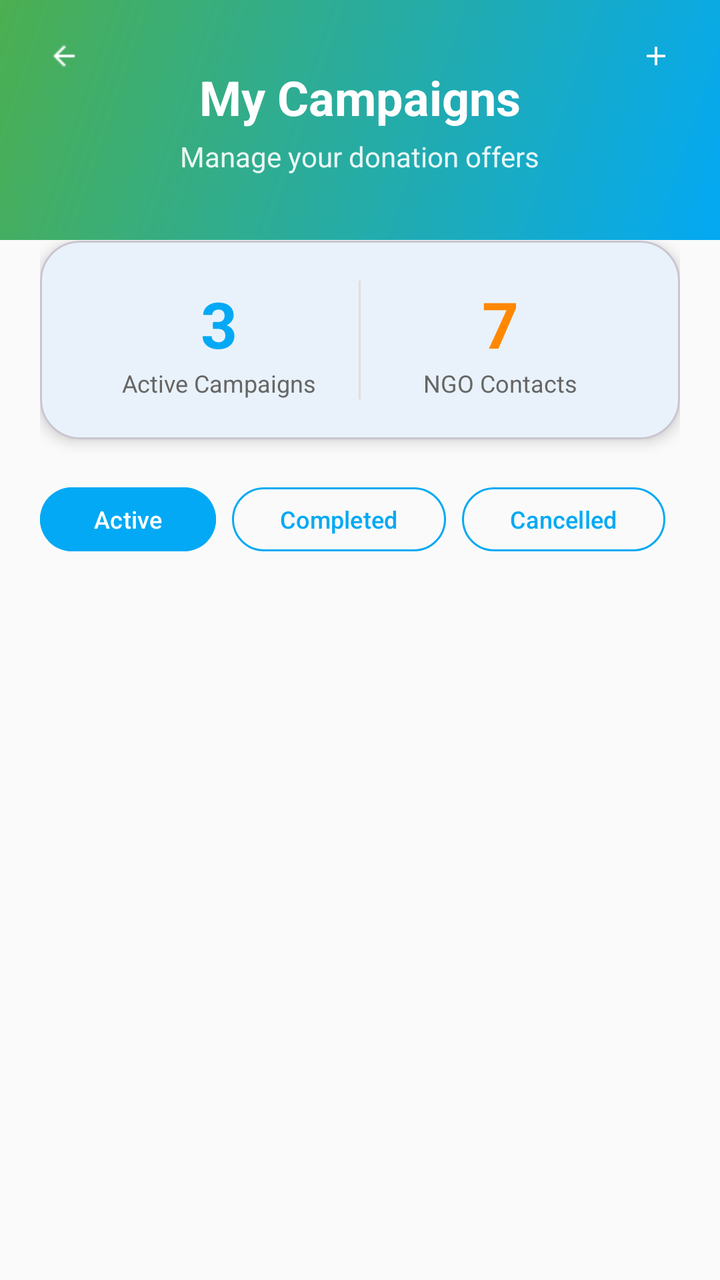
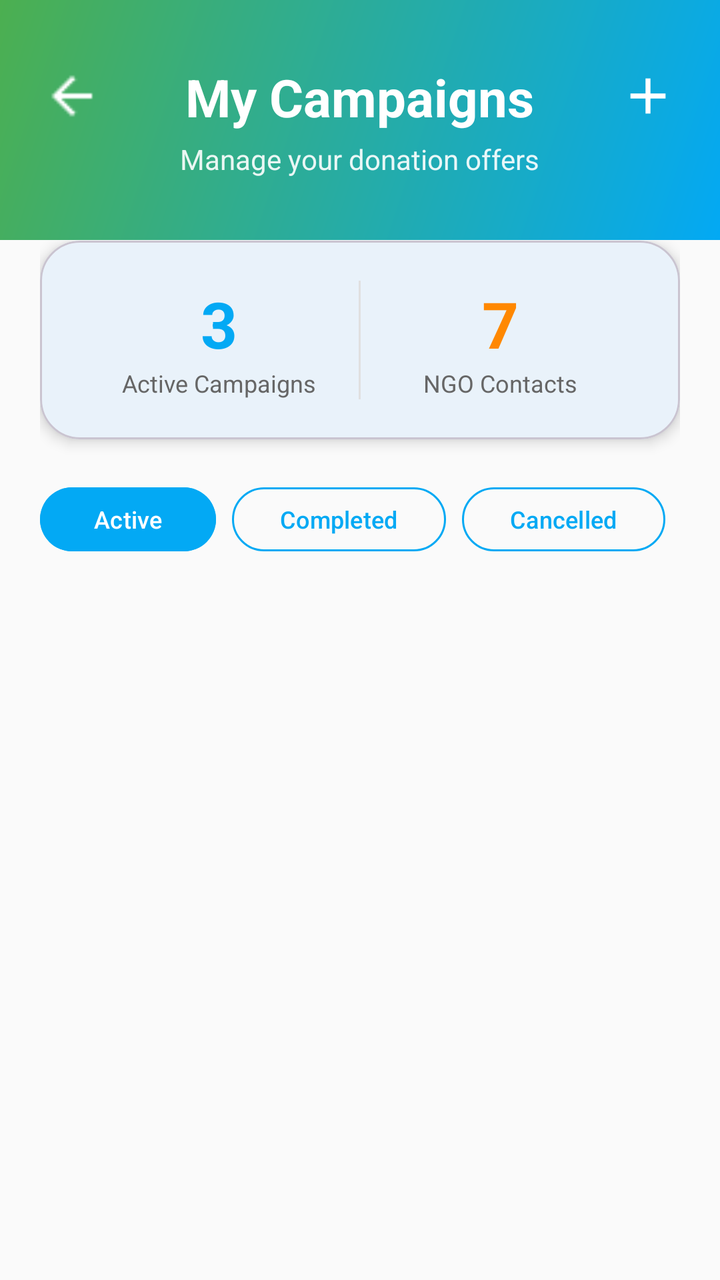

Compare the two renders of this Android layout. The source of the first and the diff that turns it into the second are given below.
<!-- AndroidManifest.xml: application theme Theme.GiveEase -->
<!-- res/layout/fragment_donor_campaigns.xml -->
<?xml version="1.0" encoding="utf-8"?>
<LinearLayout xmlns:android="http://schemas.android.com/apk/res/android"
    xmlns:app="http://schemas.android.com/apk/res-auto"
    android:layout_width="match_parent"
    android:layout_height="match_parent"
    android:orientation="vertical"
    android:background="@color/background">

    <RelativeLayout
        android:layout_width="match_parent"
        android:layout_height="120dp"
        android:background="@drawable/home_header_gradient"
        android:paddingHorizontal="20dp"
        android:paddingTop="16dp">

        <ImageView
            android:id="@+id/btnBack"
            android:layout_width="24dp"
            android:layout_height="24dp"
            android:src="@drawable/ic_back"
            android:contentDescription="Back"
            android:clickable="true"
            android:focusable="true"
            android:background="?attr/selectableItemBackgroundBorderless"
            android:padding="4dp"
            app:tint="@android:color/white" />

        <LinearLayout
            android:layout_width="wrap_content"
            android:layout_height="wrap_content"
            android:layout_centerInParent="true"
            android:orientation="vertical"
            android:gravity="center">

            <TextView
                android:layout_width="wrap_content"
                android:layout_height="wrap_content"
                android:text="My Campaigns"
                android:textSize="24sp"
                android:textStyle="bold"
                android:textColor="@android:color/white" />

            <TextView
                android:layout_width="wrap_content"
                android:layout_height="wrap_content"
                android:text="Manage your donation offers"
                android:textSize="14sp"
                android:textColor="@android:color/white"
                android:alpha="0.9"
                android:layout_marginTop="4dp" />
        </LinearLayout>

        <ImageView
            android:id="@+id/btnAddCampaign"
            android:layout_width="24dp"
            android:layout_height="24dp"
            android:src="@drawable/ic_add"
            android:contentDescription="Add Campaign"
            android:clickable="true"
            android:focusable="true"
            android:background="?attr/selectableItemBackgroundBorderless"
            android:padding="4dp"
            android:layout_alignParentEnd="true"
            app:tint="@android:color/white" />
    </RelativeLayout>

    <LinearLayout
        android:layout_width="match_parent"
        android:layout_height="match_parent"
        android:orientation="vertical"
        android:padding="20dp"
        android:layout_marginTop="-20dp">

        <com.google.android.material.card.MaterialCardView
            android:layout_width="match_parent"
            android:layout_height="wrap_content"
            android:layout_marginBottom="20dp"
            app:cardCornerRadius="20dp"
            app:cardElevation="4dp"
            app:cardBackgroundColor="@android:color/white">

            <LinearLayout
                android:layout_width="match_parent"
                android:layout_height="wrap_content"
                android:orientation="horizontal"
                android:padding="20dp">

                <LinearLayout
                    android:layout_width="0dp"
                    android:layout_weight="1"
                    android:layout_height="wrap_content"
                    android:orientation="vertical"
                    android:gravity="center">

                    <TextView
                        android:id="@+id/tvTotalCampaigns"
                        android:layout_width="wrap_content"
                        android:layout_height="wrap_content"
                        android:text="3"
                        android:textSize="32sp"
                        android:textStyle="bold"
                        android:textColor="@color/secondary" />

                    <TextView
                        android:layout_width="wrap_content"
                        android:layout_height="wrap_content"
                        android:text="Active Campaigns"
                        android:textSize="12sp"
                        android:textColor="#666666"
                        android:gravity="center" />
                </LinearLayout>

                <View
                    android:layout_width="1dp"
                    android:layout_height="match_parent"
                    android:background="#E0E0E0" />

                <LinearLayout
                    android:layout_width="0dp"
                    android:layout_weight="1"
                    android:layout_height="wrap_content"
                    android:orientation="vertical"
                    android:gravity="center">

                    <TextView
                        android:id="@+id/tvTotalContacts"
                        android:layout_width="wrap_content"
                        android:layout_height="wrap_content"
                        android:text="7"
                        android:textSize="32sp"
                        android:textStyle="bold"
                        android:textColor="@android:color/holo_orange_dark" />

                    <TextView
                        android:layout_width="wrap_content"
                        android:layout_height="wrap_content"
                        android:text="NGO Contacts"
                        android:textSize="12sp"
                        android:textColor="#666666"
                        android:gravity="center" />
                </LinearLayout>
            </LinearLayout>
        </com.google.android.material.card.MaterialCardView>

        <LinearLayout
            android:layout_width="match_parent"
            android:layout_height="wrap_content"
            android:orientation="horizontal"
            android:layout_marginBottom="20dp">

            <com.google.android.material.button.MaterialButton
                android:id="@+id/btnFilterActive"
                android:layout_width="wrap_content"
                android:layout_height="40dp"
                android:text="Active"
                android:textSize="12sp"
                app:cornerRadius="20dp"
                android:backgroundTint="@color/secondary"
                android:layout_marginEnd="8dp"
                style="@style/Widget.Material3.Button" />

            <com.google.android.material.button.MaterialButton
                android:id="@+id/btnFilterCompleted"
                android:layout_width="wrap_content"
                android:layout_height="40dp"
                android:text="Completed"
                android:textSize="12sp"
                app:cornerRadius="20dp"
                app:strokeColor="@color/secondary"
                app:strokeWidth="1dp"
                android:textColor="@color/secondary"
                android:backgroundTint="@android:color/transparent"
                android:layout_marginEnd="8dp"
                style="@style/Widget.Material3.Button.OutlinedButton" />

            <com.google.android.material.button.MaterialButton
                android:id="@+id/btnFilterCancelled"
                android:layout_width="wrap_content"
                android:layout_height="40dp"
                android:text="Cancelled"
                android:textSize="12sp"
                app:cornerRadius="20dp"
                app:strokeColor="@color/secondary"
                app:strokeWidth="1dp"
                android:textColor="@color/secondary"
                android:backgroundTint="@android:color/transparent"
                style="@style/Widget.Material3.Button.OutlinedButton" />
        </LinearLayout>

        <androidx.recyclerview.widget.RecyclerView
            android:id="@+id/recyclerViewCampaigns"
            android:layout_width="match_parent"
            android:layout_height="0dp"
            android:layout_weight="1" />

        <LinearLayout
            android:id="@+id/layoutEmptyState"
            android:layout_width="match_parent"
            android:layout_height="0dp"
            android:layout_weight="1"
            android:orientation="vertical"
            android:gravity="center"
            android:visibility="gone">

            <ImageView
                android:layout_width="80dp"
                android:layout_height="80dp"
                android:src="@drawable/ic_campaign"
                app:tint="#CCCCCC"
                android:layout_marginBottom="16dp" />

            <TextView
                android:layout_width="wrap_content"
                android:layout_height="wrap_content"
                android:text="No campaigns yet"
                android:textSize="18sp"
                android:textStyle="bold"
                android:textColor="#666666"
                android:layout_marginBottom="8dp" />

            <TextView
                android:layout_width="wrap_content"
                android:layout_height="wrap_content"
                android:text="Create your first donation campaign!"
                android:textSize="14sp"
                android:textColor="#999999"
                android:gravity="center" />

            <com.google.android.material.button.MaterialButton
                android:id="@+id/btnCreateFirstCampaign"
                android:layout_width="wrap_content"
                android:layout_height="48dp"
                android:text="Create Campaign"
                android:textSize="14sp"
                app:cornerRadius="24dp"
                android:backgroundTint="@color/secondary"
                android:layout_marginTop="20dp"
                style="@style/Widget.Material3.Button" />
        </LinearLayout>
    </LinearLayout>
</LinearLayout>
<!-- resources referenced by this layout -->
<resources>
  <color name="background">#FAFAFA</color>
  <color name="secondary">#03A9F4</color>
  <!-- drawable home_header_gradient (drawable) -->
  <shape xmlns:android="http://schemas.android.com/apk/res/android">
      <gradient
          android:angle="135"
          android:startColor="@color/secondary"
          android:endColor="@color/primary"
          android:type="linear" />
  </shape>
  <!-- drawable ic_add (drawable) -->
  <vector xmlns:android="http://schemas.android.com/apk/res/android"
      android:width="24dp"
      android:height="24dp"
      android:viewportWidth="24"
      android:viewportHeight="24">
      <path
          android:fillColor="#FF000000"
          android:pathData="M19,13h-6v6h-2v-6H5v-2h6V5h2v6h6v2z"/>
  </vector>
  <!-- drawable ic_back: png bitmap (drawable, 216 bytes) -->
  <!-- drawable ic_campaign (drawable) -->
  <vector xmlns:android="http://schemas.android.com/apk/res/android"
      android:width="24dp"
      android:height="24dp"
      android:viewportWidth="24"
      android:viewportHeight="24">
      <path
          android:fillColor="#FF000000"
          android:pathData="M12,2l3.09,6.26L22,9.27l-5,4.87 1.18,6.88L12,17.77l-6.18,3.25L7,14.14 2,9.27l6.91,-1.01L12,2zM12,15.4l3.76,2.27 -1,-4.28 3.32,-2.88 -4.38,-0.38L12,6.1l-1.71,4.04 -4.38,0.38 3.32,2.88 -1,4.28L12,15.4z"/>
  </vector>
  <style name="Theme.GiveEase" parent="Theme.Material3.Light.NoActionBar">
          
          <item name="colorPrimary">@color/primary_blue</item>
          <item name="colorOnPrimary">@color/white</item>
          <item name="colorSecondary">@color/teal_200</item>
          <item name="colorOnSecondary">@color/black</item>
  
          
          <item name="android:windowBackground">@color/background</item>
          <item name="colorSurface">@color/surface</item>
          <item name="colorOnSurface">@color/onSurface</item>
          <item name="colorOnBackground">@color/onBackground</item>
  
          
          <item name="android:statusBarColor" tools:targetApi="l">?attr/colorPrimary</item>
  
      </style>
  <color name="primary">#4CAF50</color>
  <color name="primary_blue">#1976D2</color>
  <color name="white">#FFFFFFFF</color>
  <color name="teal_200">#FF03DAC5</color>
  <color name="black">#FF000000</color>
  <color name="surface">#FFFFFF</color>
  <color name="onSurface">#212121</color>
  <color name="onBackground">#212121</color>
</resources>

<!-- the commit's change to res/layout/fragment_donor_campaigns.xml (unified diff, before → after) -->
@@ -15,52 +15,57 @@
 
         <ImageView
             android:id="@+id/btnBack"
-            android:layout_width="24dp"
-            android:layout_height="24dp"
+            android:layout_width="32dp"
+            android:layout_height="32dp"
+            android:layout_alignParentTop="true"
+            android:layout_marginTop="16dp"
+            android:background="?attr/selectableItemBackgroundBorderless"
+            android:clickable="true"
+            android:contentDescription="Back"
+            android:focusable="true"
+            android:padding="1dp"
             android:src="@drawable/ic_back"
-            android:contentDescription="Back"
-            android:clickable="true"
-            android:focusable="true"
-            android:background="?attr/selectableItemBackgroundBorderless"
-            android:padding="4dp"
             app:tint="@android:color/white" />
 
         <LinearLayout
+            android:id="@+id/linearLayout"
             android:layout_width="wrap_content"
             android:layout_height="wrap_content"
             android:layout_centerInParent="true"
-            android:orientation="vertical"
-            android:gravity="center">
+            android:gravity="center"
+            android:orientation="vertical">
 
             <TextView
                 android:layout_width="wrap_content"
                 android:layout_height="wrap_content"
                 android:text="My Campaigns"
-                android:textSize="24sp"
-                android:textStyle="bold"
-                android:textColor="@android:color/white" />
-
-            <TextView
-                android:layout_width="wrap_content"
-                android:layout_height="wrap_content"
+                android:textColor="@android:color/white"
+                android:textSize="26sp"
+                android:textStyle="bold" />
+
+            <TextView
+                android:layout_width="wrap_content"
+                android:layout_height="wrap_content"
+                android:layout_marginTop="4dp"
+                android:alpha="0.9"
                 android:text="Manage your donation offers"
-                android:textSize="14sp"
                 android:textColor="@android:color/white"
-                android:alpha="0.9"
-                android:layout_marginTop="4dp" />
+                android:textSize="14sp" />
         </LinearLayout>
 
         <ImageView
             android:id="@+id/btnAddCampaign"
-            android:layout_width="24dp"
-            android:layout_height="24dp"
+            android:layout_width="32dp"
+            android:layout_height="32dp"
+            android:layout_alignParentTop="true"
+            android:layout_alignParentEnd="true"
+            android:layout_marginTop="16dp"
+            android:background="?attr/selectableItemBackgroundBorderless"
+            android:clickable="true"
+            android:contentDescription="Add Campaign"
+            android:focusable="true"
+            android:padding="1dp"
             android:src="@drawable/ic_add"
-            android:contentDescription="Add Campaign"
-            android:clickable="true"
-            android:focusable="true"
-            android:background="?attr/selectableItemBackgroundBorderless"
-            android:padding="4dp"
-            android:layout_alignParentEnd="true"
             app:tint="@android:color/white" />
     </RelativeLayout>
 
